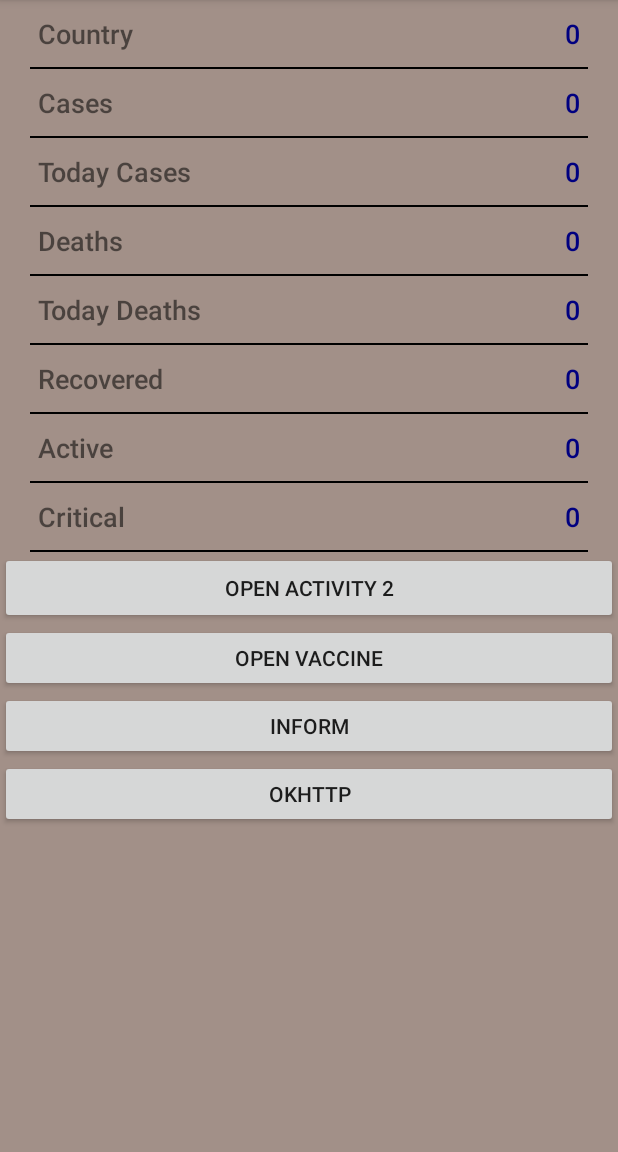
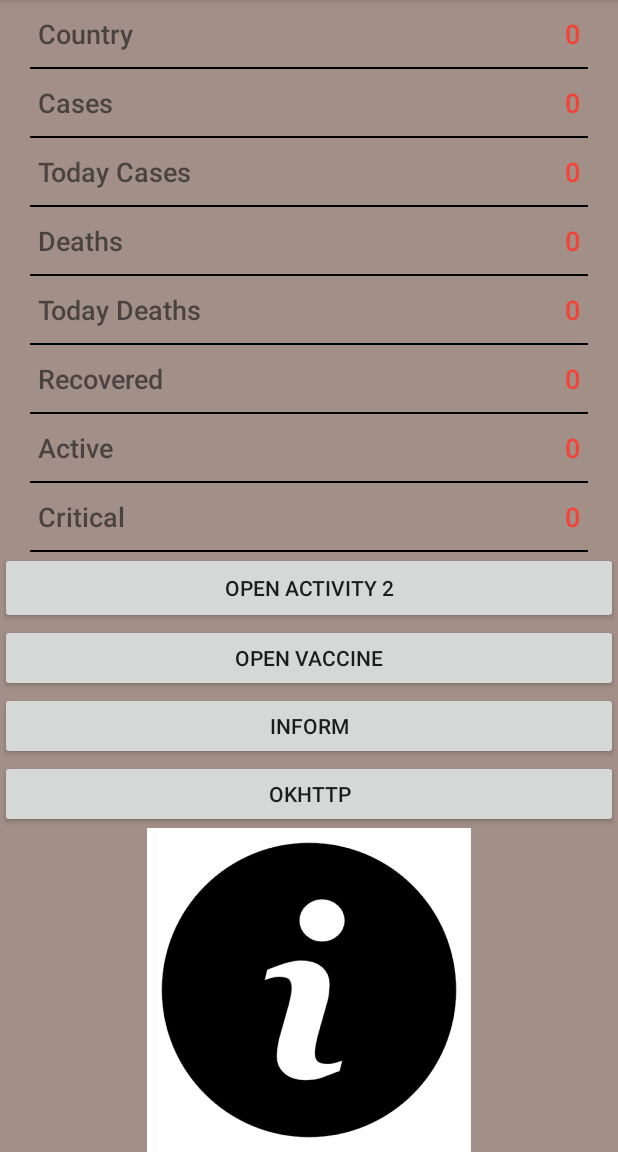
Before and after one commit to srikanthsc/mobile-project, an Android app: the DetailActivityApp screen opened directly, with no data from a screen before it, on a phone screen of 412 x 824 dp, the part 84-1236 px from its top. Run offline under Robolectric (Android 15) with nearby library versions, the phone set to English and light mode, and no system bars; network calls fail; 9 statements that could not run were skipped.

Commit message:
modif + image detail

```diff
--- a/app/src/main/res/layout/activity_detail.xml
+++ b/app/src/main/res/layout/activity_detail.xml
@@ -31,7 +31,7 @@
             android:textAlignment="textEnd"
             android:textSize="18sp"
 
-            android:textColor="@color/color_one"
+            android:textColor="@color/active"
             android:textStyle="bold"
             android:fontFamily="sans-serif-light"
             android:layout_alignParentRight="true"/>
@@ -67,7 +67,7 @@
             android:textAlignment="textEnd"
             android:textSize="18sp"
 
-            android:textColor="@color/color_one"
+            android:textColor="@color/active"
             android:textStyle="bold"
             android:fontFamily="sans-serif-light"
             android:layout_alignParentRight="true"/>
@@ -103,7 +103,7 @@
             android:textAlignment="textEnd"
             android:textSize="18sp"
 
-            android:textColor="@color/color_one"
+            android:textColor="@color/active"
             android:textStyle="bold"
             android:fontFamily="sans-serif-light"
             android:layout_alignParentRight="true"/>
@@ -139,7 +139,7 @@
             android:textAlignment="textEnd"
             android:textSize="18sp"
 
-            android:textColor="@color/color_one"
+            android:textColor="@color/active"
             android:textStyle="bold"
             android:fontFamily="sans-serif-light"
             android:layout_alignParentRight="true"/>
@@ -175,7 +175,7 @@
             android:textAlignment="textEnd"
             android:textSize="18sp"
 
-            android:textColor="@color/color_one"
+            android:textColor="@color/active"
             android:textStyle="bold"
             android:fontFamily="sans-serif-light"
             android:layout_alignParentRight="true"/>
@@ -211,7 +211,7 @@
             android:textAlignment="textEnd"
             android:textSize="18sp"
 
-            android:textColor="@color/color_one"
+            android:textColor="@color/active"
             android:textStyle="bold"
             android:fontFamily="sans-serif-light"
             android:layout_alignParentRight="true"/>
@@ -247,7 +247,7 @@
             android:textAlignment="textEnd"
             android:textSize="18sp"
 
-            android:textColor="@color/color_one"
+            android:textColor="@color/active"
             android:textStyle="bold"
             android:fontFamily="sans-serif-light"
             android:layout_alignParentRight="true"/>
@@ -282,7 +282,7 @@
             android:id="@+id/tCritical"
             android:textAlignment="textEnd"
             android:textSize="18sp"
-            android:textColor="@color/color_one"
+            android:textColor="@color/active"
             android:textStyle="bold"
             android:fontFamily="sans-serif-light"
             android:layout_alignParentRight="true"/>
@@ -327,4 +327,11 @@
 
         android:layout_centerHorizontal="true"
         android:text="OKHTTP" />
+
+    <ImageView
+        android:id="@+id/imageView8"
+        android:layout_width="match_parent"
+        android:layout_height="wrap_content"
+        app:srcCompat="@drawable/info" />
+
 </LinearLayout>
```
Also changed, not shown: app/src/main/res/drawable/info.jpg (added).
